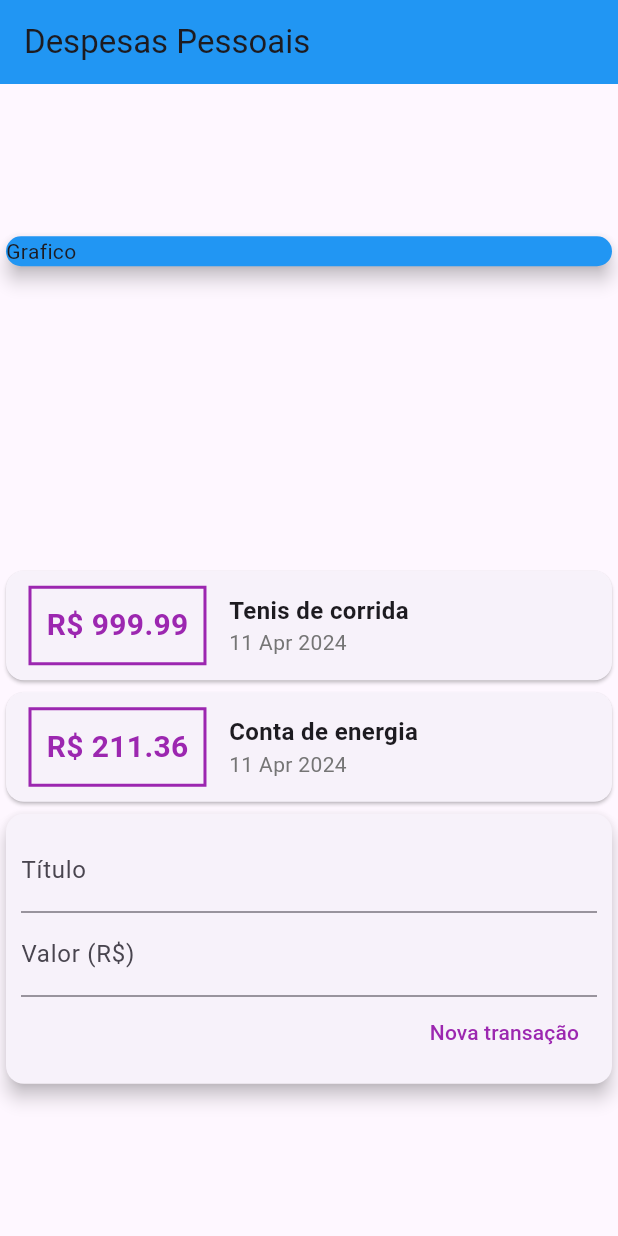
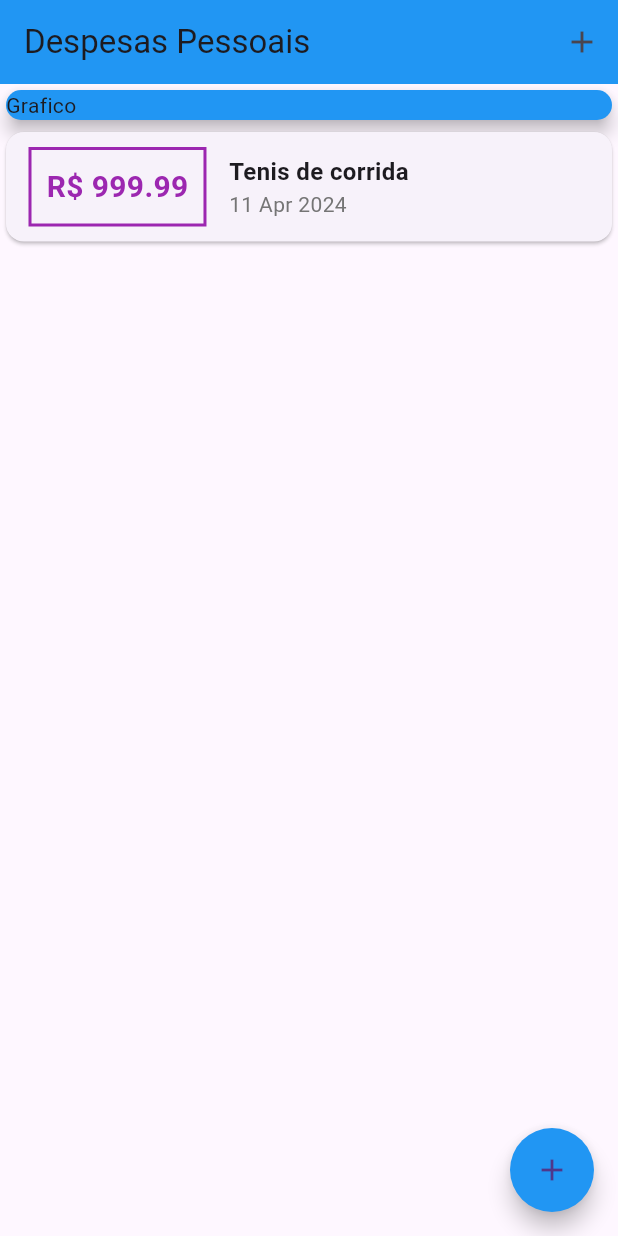
Before and after one commit to VORP2830/Expenses, a Flutter app: the screen it shows after launch, on a phone screen of 412 x 824 dp. Run offline on Flutter 3.47's test engine with Material 3 defaults, Android fonts, the phone set to English and light mode, and no system bars.

Commit message:
Aula 103 - 111

```diff
--- a/lib/components/transaction_list.dart
+++ b/lib/components/transaction_list.dart
@@ -1,6 +1,5 @@
 import 'package:flutter/material.dart';
 import 'package:intl/intl.dart';
-
 import '../models/transaction.dart';
 
 class TransactionList extends StatelessWidget {
@@ -10,8 +9,12 @@ class TransactionList extends StatelessWidget {
 
   @override
   Widget build(BuildContext context) {
-    return Column(
-      children: transaction.map((tr) {
+    return Container(
+      height: 500,
+      child: ListView.builder(
+        itemCount: transaction.length,
+        itemBuilder: (ctx, index) {
+          final tr = transaction[index];
           return Card(
             child: Row(
               children: <Widget>[
@@ -59,7 +62,8 @@ class TransactionList extends StatelessWidget {
               ],
             ),
           );
-      }).toList(),
+        },
+      ),
     );
   }
 }
--- a/lib/components/transaction_user.dart
+++ /dev/null
@@ -1,39 +0,0 @@
-import 'package:flutter/material.dart';
-import '../models/transaction.dart';
-import 'transaction_form.dart';
-import 'transaction_list.dart';
-
-class TransactionUser extends StatefulWidget {
-  const TransactionUser({super.key});
-
-  @override
-  State<TransactionUser> createState() => _TransactionUserState();
-}
-
-class _TransactionUserState extends State<TransactionUser> {
-  final _transactions = [
-    Transaction(
-      id: 'T1',
-      title: 'Tenis de corrida',
-      value: 999.99,
-      date: DateTime.now(),
-    ),
-    Transaction(
-      id: 'T2',
-      title: 'Conta de energia',
-      value: 211.36,
-      date: DateTime.now(),
-    ),
-  ];
-  @override
-  Widget build(BuildContext context) {
-    return Column(
-      children: <Widget>[
-        TransactionList(
-          _transactions,
-        ),
-        TransctionForm(),
-      ],
-    );
-  }
-}
--- a/lib/main.dart
+++ b/lib/main.dart
@@ -1,12 +1,12 @@
 import 'dart:ui';
+import 'package:expenses/components/transaction_list.dart';
 import 'package:expenses/models/transaction.dart';
 import 'package:flutter/cupertino.dart';
 import 'package:flutter/material.dart';
 import 'package:flutter/widgets.dart';
 import 'package:intl/intl.dart';
-
-import 'components/transaction_user.dart';
-
+import 'dart:math';
+import 'components/transaction_form.dart';
 main() => runApp(ExpensesApp());
 
 class ExpensesApp extends StatelessWidget {
@@ -18,7 +18,44 @@ class ExpensesApp extends StatelessWidget {
   }
 }
 
-class MyHomeApp extends StatelessWidget {
+class MyHomeApp extends StatefulWidget {
+  @override
+  State<MyHomeApp> createState() => _MyHomeAppState();
+}
+
+final _transactions = [
+  Transaction(
+    id: 'T1',
+    title: 'Tenis de corrida',
+    value: 999.99,
+    date: DateTime.now(),
+  ),
+];
+
+class _MyHomeAppState extends State<MyHomeApp> {
+  _addTransaction(String title, double value) {
+    final newTransaction = Transaction(
+      id: Random().nextDouble().toString(),
+      title: title,
+      value: value,
+      date: DateTime.now(),
+    );
+
+    setState(() {
+      _transactions.add(
+        newTransaction,
+      );
+    });
+  }
+
+  _openTransctionFormModal(BuildContext context) {
+    showModalBottomSheet(
+      context: context,
+      builder: (_) {
+        return TransactionForm(_addTransaction);
+      },
+    );
+  }
 
   @override
   Widget build(BuildContext context) {
@@ -28,9 +65,16 @@ class MyHomeApp extends StatelessWidget {
           'Despesas Pessoais',
         ),
         backgroundColor: Colors.blue,
+        actions: <Widget>[
+          IconButton(
+            icon: Icon(
+              Icons.add,
+            ),
+            onPressed: () => _openTransctionFormModal(context),
+          )
+        ],
       ),
       body: Column(
-        mainAxisAlignment: MainAxisAlignment.spaceAround,
         crossAxisAlignment: CrossAxisAlignment.stretch,
         children: <Widget>[
           Container(
@@ -43,8 +87,22 @@ class MyHomeApp extends StatelessWidget {
               elevation: 5,
             ),
           ),
-          TransactionUser()
+          TransactionList(
+            _transactions,
+          ),
         ],
+      ),
+      floatingActionButton: FloatingActionButton(
+        child: Icon(
+          Icons.add,
+        ),
+        backgroundColor: Colors.blue,
+        shape: RoundedRectangleBorder(
+          borderRadius: BorderRadius.circular(
+            30,
+          ),
+        ),
+        onPressed: () => _openTransctionFormModal(context),
       ),
     );
   }
```
Also changed, not shown: lib/components/transaction_form.dart (+29 -2 lines). Lines whose indentation alone changed are shown as unchanged.
